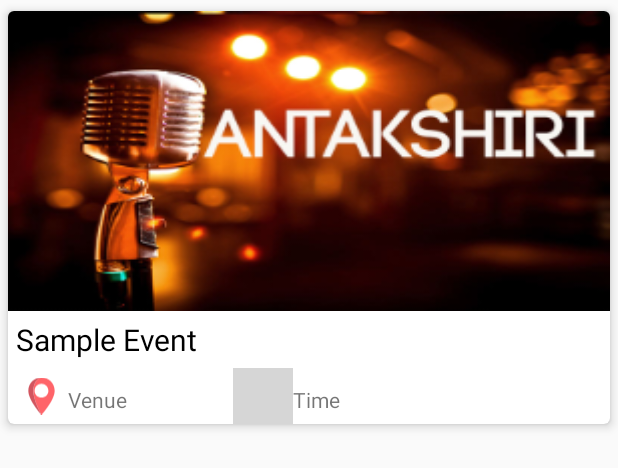
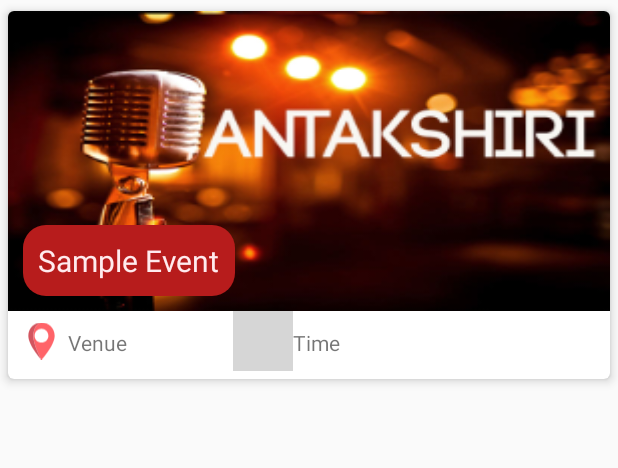
Before and after one commit to naveenshukla/Effervescence, an Android app: the layout event_dayview_card.xml on its own in the app's theme, with its tools: preview values and no code run, on a phone screen of 412 x 824 dp. Shown: the top 468 px of the screen. Run offline under Robolectric (Android 15) with nearby library versions, the phone set to English and light mode, and no system bars; network calls fail; grey boxes are pictures that could not be loaded.

Commit message:
Tweaked Layouts

```diff
--- a/app/src/main/res/drawable/round_textview.xml
+++ b/app/src/main/res/drawable/round_textview.xml
@@ -1,7 +1,7 @@
 <?xml version="1.0" encoding="utf-8"?>
 <shape xmlns:android="http://schemas.android.com/apk/res/android"
     android:shape="rectangle">
-    <solid android:color="#293131" />
+    <solid android:color="@color/md_red_900" />
     <corners android:radius="15dp" />
     <padding
         android:left="15dp"
--- a/app/src/main/res/layout/event_dayview_card.xml
+++ b/app/src/main/res/layout/event_dayview_card.xml
@@ -14,7 +14,7 @@
 
     <RelativeLayout
         android:layout_width="match_parent"
-        android:layout_height="275dp"
+        android:layout_height="245dp"
         android:id="@+id/main_layout">
 
         <ImageView
@@ -33,15 +33,6 @@
             android:orientation="horizontal"
             android:background="?attr/selectableItemBackground">
 
-            <TextView
-                android:layout_width="0dp"
-                android:layout_height="wrap_content"
-                android:text="Sample Event"
-                android:padding="5dp"
-                android:textSize="20sp"
-                android:layout_weight="0.9"
-                android:textColor="@color/md_black_1000"
-                android:id="@+id/event_title_tv" />
             <!--<ImageView-->
                 <!--android:layout_width="30dp"-->
                 <!--android:layout_height="30dp"-->
@@ -86,6 +77,21 @@
             android:layout_below="@+id/dropdown_ll"
             android:layout_toRightOf="@+id/time"
             android:layout_marginTop="11dp" />
+
+        <TextView
+            android:layout_width="wrap_content"
+            android:layout_height="wrap_content"
+            android:text="Sample Event"
+            android:padding="10dp"
+            android:layout_margin="10dp"
+            android:textSize="20sp"
+            android:gravity=""
+            android:textColor="@color/md_red_50"
+            android:id="@+id/event_title_tv"
+            android:background="@drawable/round_textview"
+            android:layout_above="@+id/dropdown_ll"
+            android:layout_alignParentLeft="true"
+            android:layout_alignParentStart="true"/>
 
     </RelativeLayout>
     <!--<RelativeLayout-->
```
Also changed, not shown: app/src/main/res/drawable/ic_logo.xml (added, +9 -0 lines).
